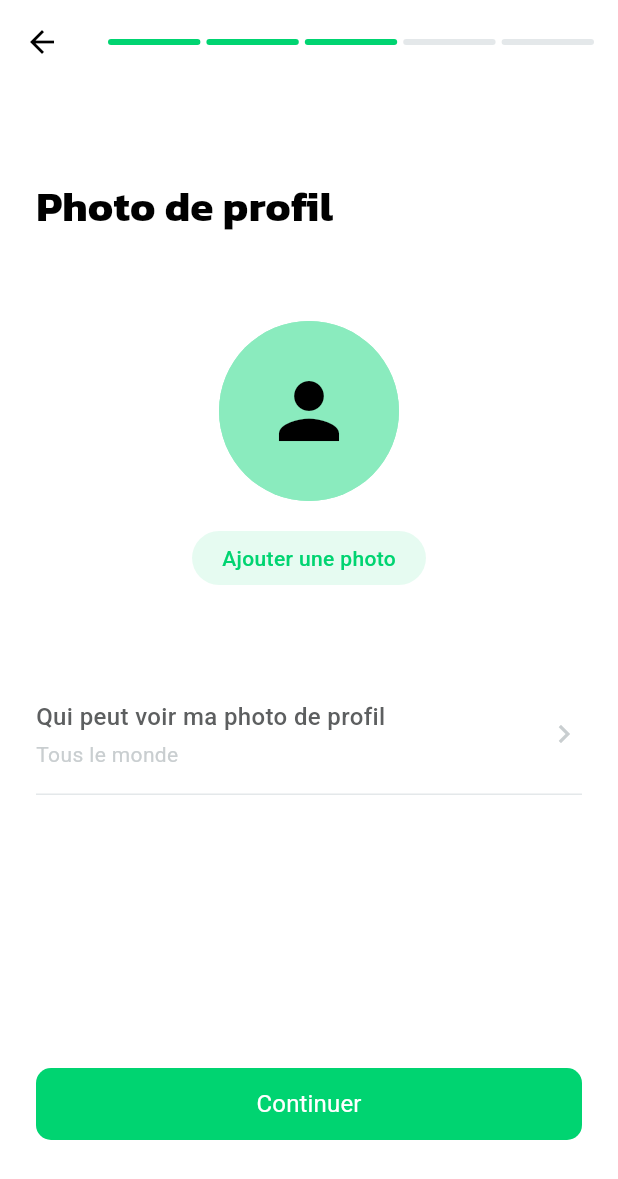
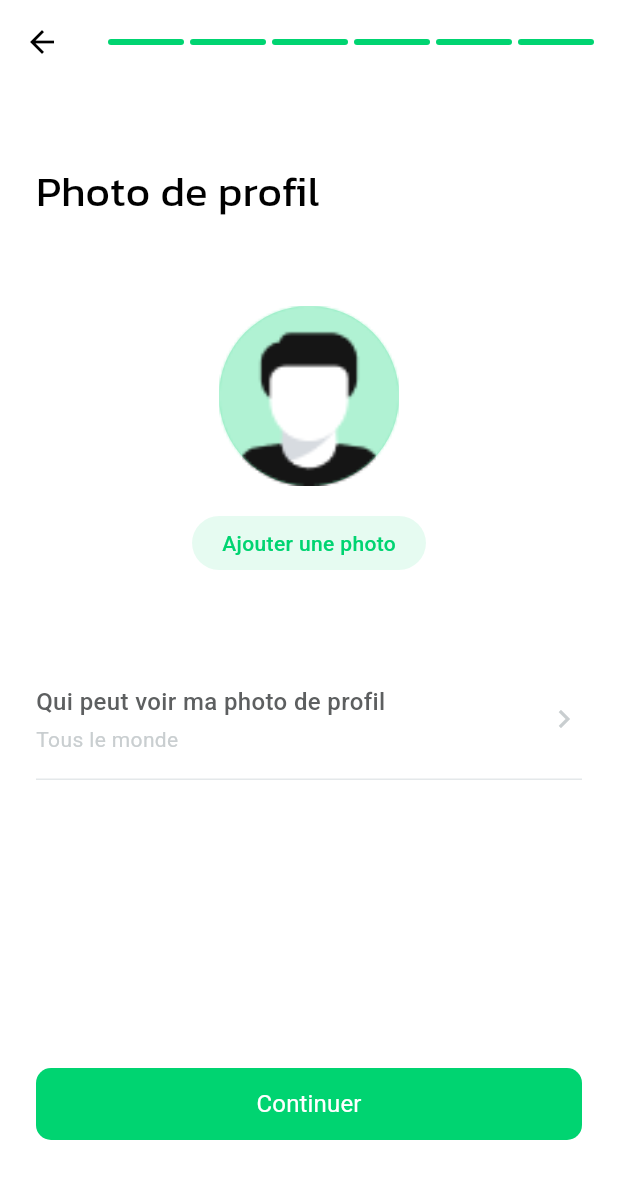
Before and after one commit to Rahim10020/Connect-App-Authentification, a Flutter app: the AdditionalInfoPage screen opened by its route, after a tap on "Continuer", on a phone screen of 412 x 824 dp. Shown: the top 1179 px of the screen. Run offline on Flutter 3.47's test engine with Material 3 defaults, Android fonts, the phone set to English and light mode, and no system bars; our stand-ins replace flutter_svg, get.

Commit message:
modifications des pages pour correspondre a la maquette

```diff
--- a/lib/core/widgets/custom_text_field.dart
+++ b/lib/core/widgets/custom_text_field.dart
@@ -61,7 +61,7 @@ class _CustomTextFieldState extends State<CustomTextField> {
                     ? IconButton(
                       icon: Icon(
                         _obscureText ? Icons.visibility_off : Icons.visibility,
-                        color: Colors.black,
+                        color: AppGrey.grey800,
                       ),
                       onPressed:
                           () => setState(() => _obscureText = !_obscureText),
@@ -69,15 +69,15 @@ class _CustomTextFieldState extends State<CustomTextField> {
                     : null,
             border: OutlineInputBorder(
               borderRadius: BorderRadius.circular(5),
-              borderSide: const BorderSide(color: AppGrey.grey700),
+              borderSide: const BorderSide(color: AppGrey.grey500),
             ),
             enabledBorder: OutlineInputBorder(
               borderRadius: BorderRadius.circular(5),
-              borderSide: const BorderSide(color: AppGrey.grey700),
+              borderSide: const BorderSide(color: AppGrey.grey500),
             ),
             focusedBorder: OutlineInputBorder(
               borderRadius: BorderRadius.circular(5),
-              borderSide: const BorderSide(color: AppGrey.grey700, width: 2),
+              borderSide: const BorderSide(color: AppGrey.grey500, width: 2),
             ),
             errorBorder: OutlineInputBorder(
               borderRadius: BorderRadius.circular(5),
--- a/lib/features/authentication/presentation/pages/additional_info_page.dart
+++ b/lib/features/authentication/presentation/pages/additional_info_page.dart
@@ -57,10 +57,7 @@ class _AdditionalInfoPageState extends State<AdditionalInfoPage> {
         ),
         title: Row(
           children: [
-            // Indicateur de progression - 5ème étape (toutes les étapes)
-            ...List.generate(
-              5,
-              (index) => [
+            // Indicateur de progression - 5ème étape
             Expanded(
               child: Container(
                 height: 4,
@@ -70,9 +67,56 @@ class _AdditionalInfoPageState extends State<AdditionalInfoPage> {
                 ),
               ),
             ),
-                if (index < 4) const SizedBox(width: 4),
-              ],
-            ).expand((x) => x),
+            const SizedBox(width: 4),
+            Expanded(
+              child: Container(
+                height: 4,
+                decoration: BoxDecoration(
+                  color: AppGreen.green500,
+                  borderRadius: BorderRadius.circular(2),
+                ),
+              ),
+            ),
+            const SizedBox(width: 4),
+            Expanded(
+              child: Container(
+                height: 4,
+                decoration: BoxDecoration(
+                  color: AppGreen.green500,
+                  borderRadius: BorderRadius.circular(2),
+                ),
+              ),
+            ),
+            const SizedBox(width: 4),
+            Expanded(
+              child: Container(
+                height: 4,
+                decoration: BoxDecoration(
+                  color: AppGreen.green500,
+                  borderRadius: BorderRadius.circular(2),
+                ),
+              ),
+            ),
+            const SizedBox(width: 4),
+            Expanded(
+              child: Container(
+                height: 4,
+                decoration: BoxDecoration(
+                  color: AppGreen.green500,
+                  borderRadius: BorderRadius.circular(2),
+                ),
+              ),
+            ),
+            const SizedBox(width: 4),
+            Expanded(
+              child: Container(
+                height: 4,
+                decoration: BoxDecoration(
+                  color: AppGrey.grey400,
+                  borderRadius: BorderRadius.circular(2),
+                ),
+              ),
+            ),
           ],
         ),
       ),
@@ -85,11 +129,11 @@ class _AdditionalInfoPageState extends State<AdditionalInfoPage> {
             children: [
               // Titre
               Text(
-                'Information\nsupplémentaires',
+                'Informations\nsupplémentaires',
                 style: TextStyle(
                   color: Colors.black,
                   fontSize: 28,
-                  fontWeight: FontWeight.w700,
+                  fontWeight: FontWeight.w500,
                   fontFamily: AppFonts.kanit,
                   height: 1.2,
                 ),
@@ -136,10 +180,8 @@ class _AdditionalInfoPageState extends State<AdditionalInfoPage> {
                   ),
                   const SizedBox(height: 8),
                   Container(
-                    height: 56,
                     decoration: BoxDecoration(
-                      color: AppGrey.grey300,
-                      borderRadius: BorderRadius.circular(12),
+                      borderRadius: BorderRadius.circular(5),
                       border: Border.all(color: AppGrey.grey400),
                     ),
                     child: DropdownButtonFormField<String>(
@@ -205,10 +247,8 @@ class _AdditionalInfoPageState extends State<AdditionalInfoPage> {
                   ),
                   const SizedBox(height: 8),
                   Container(
-                    height: 56,
                     decoration: BoxDecoration(
-                      color: AppGrey.grey300,
-                      borderRadius: BorderRadius.circular(12),
+                      borderRadius: BorderRadius.circular(5),
                       border: Border.all(color: AppGrey.grey400),
                     ),
                     child: TextFormField(
@@ -236,7 +276,7 @@ class _AdditionalInfoPageState extends State<AdditionalInfoPage> {
                             _obscureBirthDate
                                 ? Icons.visibility_off
                                 : Icons.visibility,
-                            color: AppGrey.grey600,
+                            color: AppGrey.grey800,
                             size: 20,
                           ),
                           onPressed: () {
--- a/lib/features/authentication/presentation/pages/login_page.dart
+++ b/lib/features/authentication/presentation/pages/login_page.dart
@@ -1,4 +1,3 @@
-import 'package:connect_app/core/constants/app_assets.dart';
 import 'package:connect_app/core/constants/app_colors.dart';
 import 'package:connect_app/core/constants/app_fonts.dart';
 import 'package:connect_app/core/widgets/custom_button.dart';
--- a/lib/features/authentication/presentation/pages/onboarding_page.dart
+++ b/lib/features/authentication/presentation/pages/onboarding_page.dart
@@ -47,7 +47,7 @@ class OnboardingPage extends StatelessWidget {
               ),
 
               // Header avec Connect
-              const SizedBox(height: 60),
+              const SizedBox(height: 25),
 
               Row(
                 mainAxisAlignment: MainAxisAlignment.center,
@@ -109,7 +109,7 @@ class OnboardingPage extends StatelessWidget {
               Text(
                 'Prêt à transformer votre façon\nd\'apprendre et d\'enseigner ? Téléchargez\nmaintenant notre application éducative !',
                 style: TextStyle(
-                  color: AppGrey.grey700,
+                  color: AppGrey.grey800,
                   fontSize: 16,
                   fontFamily: AppFonts.roboto,
                   fontWeight: FontWeight.w400,
--- a/lib/features/authentication/presentation/pages/profile_photo_page.dart
+++ b/lib/features/authentication/presentation/pages/profile_photo_page.dart
@@ -1,5 +1,7 @@
+import 'package:connect_app/core/constants/app_assets.dart';
 import 'package:connect_app/core/constants/app_colors.dart';
 import 'package:connect_app/core/constants/app_fonts.dart';
+import 'package:connect_app/core/constants/app_icons.dart';
 import 'package:connect_app/core/widgets/custom_button.dart';
 import 'package:flutter/material.dart';
 import 'package:get/get.dart';
@@ -38,7 +40,7 @@ class _ProfilePhotoPageState extends State<ProfilePhotoPage> {
         ),
         title: Row(
           children: [
-            // Indicateur de progression - 3ème étape sur 5
+            // Indicateur de progression - 5ème étape
             Expanded(
               child: Container(
                 height: 4,
@@ -73,7 +75,7 @@ class _ProfilePhotoPageState extends State<ProfilePhotoPage> {
               child: Container(
                 height: 4,
                 decoration: BoxDecoration(
-                  color: AppGrey.grey400,
+                  color: AppGreen.green500,
                   borderRadius: BorderRadius.circular(2),
                 ),
               ),
@@ -83,7 +85,17 @@ class _ProfilePhotoPageState extends State<ProfilePhotoPage> {
               child: Container(
                 height: 4,
                 decoration: BoxDecoration(
-                  color: AppGrey.grey400,
+                  color: AppGreen.green500,
+                  borderRadius: BorderRadius.circular(2),
+                ),
+              ),
+            ),
+            const SizedBox(width: 4),
+            Expanded(
+              child: Container(
+                height: 4,
+                decoration: BoxDecoration(
+                  color: AppGreen.green500,
                   borderRadius: BorderRadius.circular(2),
                 ),
               ),
@@ -96,7 +108,7 @@ class _ProfilePhotoPageState extends State<ProfilePhotoPage> {
         child: Column(
           crossAxisAlignment: CrossAxisAlignment.start,
           children: [
-            const SizedBox(height: 40),
+            const SizedBox(height: 30),
 
             // Titre
             Text(
@@ -104,7 +116,7 @@ class _ProfilePhotoPageState extends State<ProfilePhotoPage> {
               style: TextStyle(
                 color: Colors.black,
                 fontSize: 28,
-                fontWeight: FontWeight.w700,
+                fontWeight: FontWeight.w500,
                 fontFamily: AppFonts.kanit,
                 height: 1.2,
               ),
@@ -224,11 +236,9 @@ class _ProfilePhotoPageState extends State<ProfilePhotoPage> {
 
   Widget _buildDefaultAvatar() {
     return Container(
-      decoration: BoxDecoration(
-        color: AppGreen.green200,
-        shape: BoxShape.circle,
-      ),
-      child: Center(child: Icon(Icons.person, size: 60, color: Colors.black)),
+      width: 145,
+      height: 145,
+      child: Image.asset(AppAssets.maleAvatar, fit: BoxFit.contain),
     );
   }
 
@@ -249,8 +259,8 @@ class _ProfilePhotoPageState extends State<ProfilePhotoPage> {
                 Text(
                   'Photo de profile',
                   style: TextStyle(
-                    color: Colors.black,
-                    fontSize: 20,
+                    color: AppGrey.grey900,
+                    fontSize: 22,
                     fontWeight: FontWeight.w600,
                     fontFamily: AppFonts.roboto,
                   ),
@@ -269,16 +279,18 @@ class _ProfilePhotoPageState extends State<ProfilePhotoPage> {
                       child: Column(
                         children: [
                           Container(
-                            width: 64,
-                            height: 64,
+                            width: 54,
+                            height: 54,
                             decoration: BoxDecoration(
                               color: AppGreen.green500,
                               shape: BoxShape.circle,
                             ),
-                            child: Icon(
-                              Icons.camera_alt,
+                            child: Image.asset(
+                              AppIcons.icCamera,
                               color: Colors.white,
-                              size: 32,
+                              fit: BoxFit.contain,
+                              width: 20,
+                              height: 20,
                             ),
                           ),
                           const SizedBox(height: 8),
@@ -286,8 +298,8 @@ class _ProfilePhotoPageState extends State<ProfilePhotoPage> {
                             'Camera',
                             style: TextStyle(
                               color: Colors.black,
-                              fontSize: 14,
-                              fontWeight: FontWeight.w500,
+                              fontSize: 12,
+                              fontWeight: FontWeight.w400,
                               fontFamily: AppFonts.roboto,
                             ),
                           ),
@@ -306,16 +318,18 @@ class _ProfilePhotoPageState extends State<ProfilePhotoPage> {
                       child: Column(
                         children: [
                           Container(
-                            width: 64,
-                            height: 64,
+                            width: 54,
+                            height: 54,
                             decoration: BoxDecoration(
                               color: AppGreen.green500,
                               shape: BoxShape.circle,
                             ),
-                            child: Icon(
-                              Icons.photo_library,
+                            child: Image.asset(
+                              AppIcons.icGallery,
                               color: Colors.white,
-                              size: 32,
+                              fit: BoxFit.contain,
+                              width: 20,
+                              height: 20,
                             ),
                           ),
                           const SizedBox(height: 8),
@@ -323,8 +337,8 @@ class _ProfilePhotoPageState extends State<ProfilePhotoPage> {
                             'Gallery',
                             style: TextStyle(
                               color: Colors.black,
-                              fontSize: 14,
-                              fontWeight: FontWeight.w500,
+                              fontSize: 12,
+                              fontWeight: FontWeight.w400,
                               fontFamily: AppFonts.roboto,
                             ),
                           ),
@@ -380,8 +394,8 @@ class _ProfilePhotoPageState extends State<ProfilePhotoPage> {
                 Text(
                   'Qui peut voir ma photo de profil',
                   style: TextStyle(
-                    color: Colors.black,
-                    fontSize: 20,
+                    color: AppGrey.grey900,
+                    fontSize: 22,
                     fontWeight: FontWeight.w600,
                     fontFamily: AppFonts.roboto,
                   ),
```
Also changed, not shown: lib/features/authentication/presentation/pages/create_password_page.dart (+11 -1 lines), lib/features/authentication/presentation/pages/phone_registration_page.dart (+11 -3 lines), lib/features/authentication/presentation/pages/phone_verification_page.dart (+11 -1 lines), lib/features/authentication/presentation/pages/profile_selection_page.dart (+47 -6 lines). Lines whose indentation alone changed are shown as unchanged.
